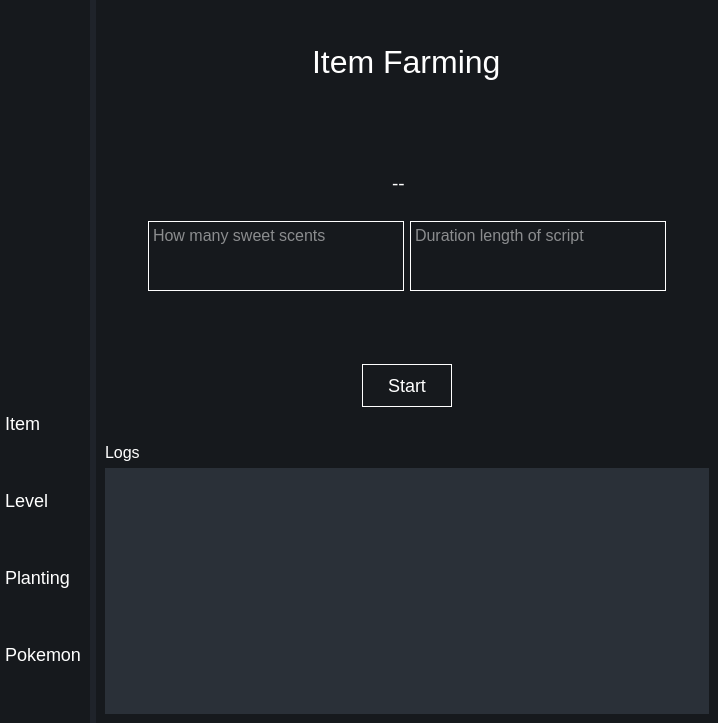
First picture: the form in DO NOT RUN/item.ui, repository T3tsuo/PokemonUI, before the edit.
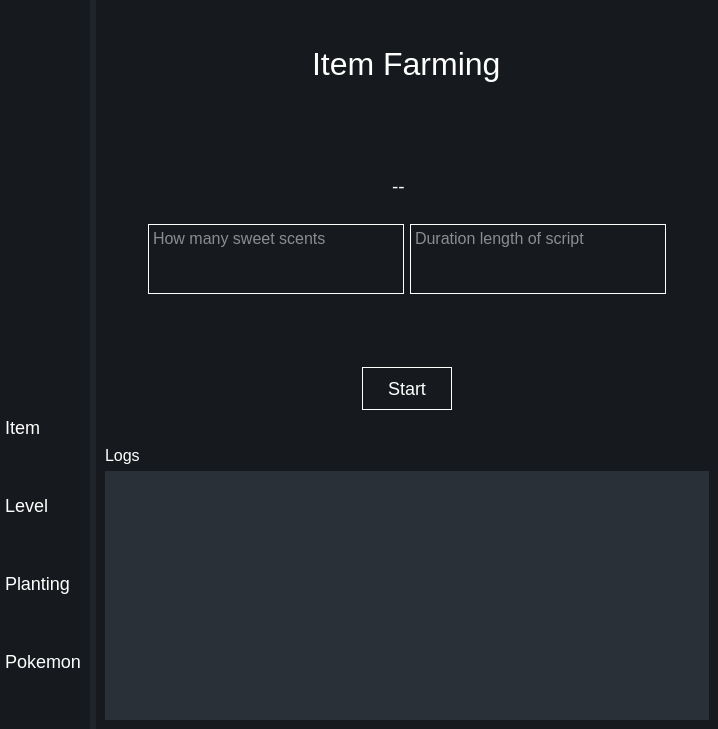
Second picture: the form after the edit. Icons and pictures are not drawn.

Commit message: Change ui list to dictionary, added plant script

```diff
--- a/DO NOT RUN/item.ui
+++ b/DO NOT RUN/item.ui
@@ -7,7 +7,7 @@
     <x>0</x>
     <y>0</y>
     <width>718</width>
-    <height>723</height>
+    <height>729</height>
    </rect>
   </property>
   <property name="font">
@@ -434,7 +434,7 @@
                <x>0</x>
                <y>0</y>
                <width>600</width>
-               <height>236</height>
+               <height>239</height>
               </rect>
              </property>
              <property name="styleSheet">
```
The commit also changes 6 other files.
